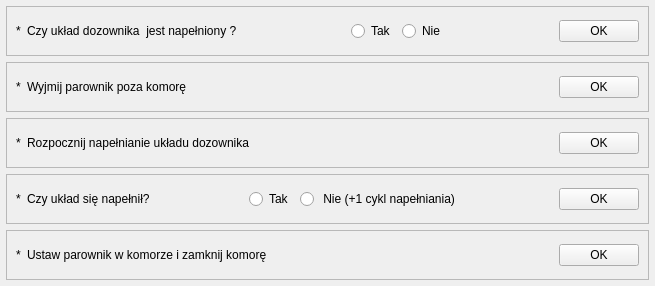
wiacekmarcin/StanowiskoChemiczne, file app/nowytest_2.ui: the form before one commit.
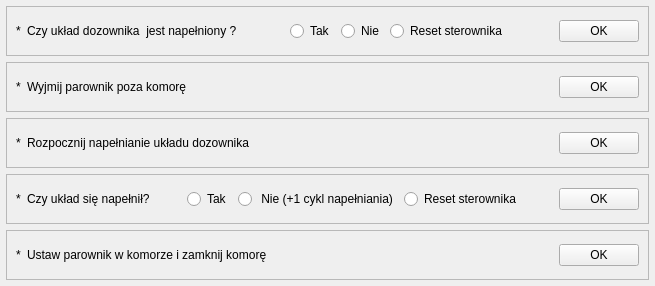
The form after the commit. Custom widgets are drawn as their Qt base class.

Diff of the .ui file:
```diff
--- a/app/nowytest_2.ui
+++ b/app/nowytest_2.ui
@@ -85,6 +85,13 @@
         </property>
        </widget>
       </item>
+      <item>
+       <widget class="QRadioButton" name="rb1_reset">
+        <property name="text">
+         <string>Reset sterownika</string>
+        </property>
+       </widget>
+      </item>
       <item>
        <spacer name="horizontalSpacer_13">
         <property name="orientation">
@@ -250,6 +257,13 @@
         </property>
        </widget>
       </item>
+      <item>
+       <widget class="QRadioButton" name="rb4_reset">
+        <property name="text">
+         <string>Reset sterownika</string>
+        </property>
+       </widget>
+      </item>
       <item>
        <spacer name="horizontalSpacer_5">
         <property name="orientation">
```
